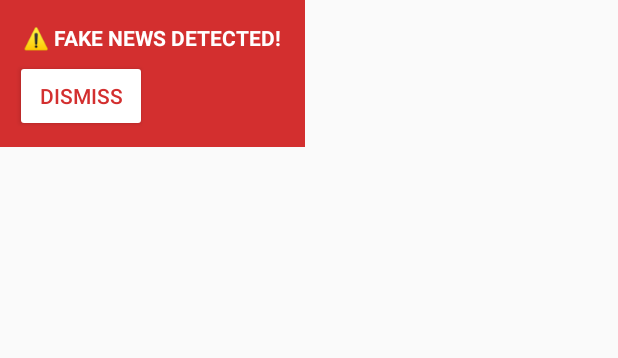
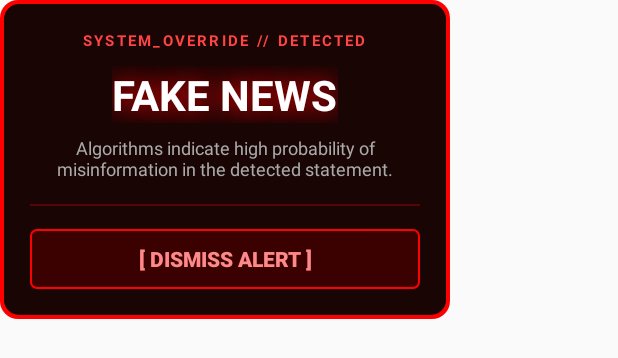
Before and after one commit to sheikhsarafathossain/ShottyoBondhu, an Android app: the layout layout_floating_widget.xml on its own in the app's theme, with its tools: preview values and no code run, on a phone screen of 412 x 824 dp. Shown: the top 358 px of the screen. Run offline under Robolectric (Android 15) with nearby library versions, the phone set to English and light mode, and no system bars.

Commit message:
change the alert & marks design

```diff
--- /dev/null
+++ b/app/src/main/res/drawable/bg_cyberpunk_alert.xml
@@ -0,0 +1,18 @@
+<?xml version="1.0" encoding="utf-8"?>
+<layer-list xmlns:android="http://schemas.android.com/apk/res/android">
+    <!-- Outer Red Glow/Border -->
+    <item>
+        <shape android:shape="rectangle">
+            <solid android:color="#FF0000" />
+            <corners android:radius="12dp" />
+        </shape>
+    </item>
+
+    <!-- Inner Dark Background (Inset creates the border thickness) -->
+    <item android:bottom="3dp" android:left="3dp" android:right="3dp" android:top="3dp">
+        <shape android:shape="rectangle">
+            <solid android:color="#1A0505" /> <!-- Very dark red/black -->
+            <corners android:radius="10dp" />
+        </shape>
+    </item>
+</layer-list>
--- /dev/null
+++ b/app/src/main/res/drawable/bg_cyberpunk_button.xml
@@ -0,0 +1,6 @@
+<?xml version="1.0" encoding="utf-8"?>
+<shape xmlns:android="http://schemas.android.com/apk/res/android" android:shape="rectangle">
+    <solid android:color="#3B0000" /> <!-- Dark Red Button fill -->
+    <stroke android:width="1dp" android:color="#FF0000" /> <!-- Bright Red Border -->
+    <corners android:radius="4dp" />
+</shape>
--- a/app/src/main/res/drawable/border_red.xml
+++ b/app/src/main/res/drawable/border_red.xml
@@ -1,7 +1,11 @@
 <?xml version="1.0" encoding="utf-8"?>
 <shape xmlns:android="http://schemas.android.com/apk/res/android" android:shape="rectangle">
-    <!-- 3dp wide Red line -->
-    <stroke android:width="4dp" android:color="#FF0000" />
-    <!-- Transparent inside so you can read the text -->
-    <solid android:color="#00000000" />
+    <!-- 2dp Red line -->
+    <stroke android:width="2dp" android:color="#FF0000" />
+
+    <!-- Slight Red Tint inside (Scanner effect) -->
+    <solid android:color="#22FF0000" />
+
+    <!-- Slight rounded corners for modern look -->
+    <corners android:radius="4dp" />
 </shape>
--- a/app/src/main/res/layout/layout_floating_widget.xml
+++ b/app/src/main/res/layout/layout_floating_widget.xml
@@ -1,26 +1,66 @@
 <?xml version="1.0" encoding="utf-8"?>
 <LinearLayout xmlns:android="http://schemas.android.com/apk/res/android"
-    android:layout_width="wrap_content"
+    android:layout_width="300dp"
     android:layout_height="wrap_content"
+    android:background="@drawable/bg_cyberpunk_alert"
     android:orientation="vertical"
-    android:padding="10dp"
-    android:background="#D32F2F"> <!-- Red Background -->
+    android:padding="20dp">
 
+    <!-- Top Label: SYSTEM_OVERRIDE -->
+    <TextView
+        android:layout_width="wrap_content"
+        android:layout_height="wrap_content"
+        android:layout_gravity="center_horizontal"
+        android:letterSpacing="0.15"
+        android:text="SYSTEM_OVERRIDE // DETECTED"
+        android:textColor="#FF4444"
+        android:textSize="10sp"
+        android:textStyle="bold" />
+
+    <!-- Main Title: FAKE NEWS -->
     <TextView
         android:id="@+id/tvAlert"
         android:layout_width="wrap_content"
         android:layout_height="wrap_content"
-        android:text="⚠️ FAKE NEWS DETECTED!"
+        android:layout_gravity="center_horizontal"
+        android:layout_marginTop="10dp"
+        android:shadowColor="#FF0000"
+        android:shadowDx="0"
+        android:shadowDy="0"
+        android:shadowRadius="20"
+        android:text="FAKE NEWS"
         android:textColor="#FFFFFF"
-        android:textStyle="bold"
-        android:padding="5dp"/>
+        android:textSize="28sp"
+        android:textStyle="bold" />
 
+    <!-- Description Text -->
+    <TextView
+        android:layout_width="wrap_content"
+        android:layout_height="wrap_content"
+        android:layout_gravity="center_horizontal"
+        android:layout_marginTop="8dp"
+        android:layout_marginBottom="15dp"
+        android:gravity="center"
+        android:text="Algorithms indicate high probability of misinformation in the detected statement."
+        android:textColor="#AAAAAA"
+        android:textSize="12sp" />
+
+    <!-- Horizontal Divider Line -->
+    <View
+        android:layout_width="match_parent"
+        android:layout_height="1dp"
+        android:layout_marginBottom="15dp"
+        android:background="#44FF0000" />
+
+    <!-- Dismiss Button -->
     <Button
         android:id="@+id/btnClose"
-        android:layout_width="wrap_content"
-        android:layout_height="wrap_content"
-        android:text="Dismiss"
-        android:backgroundTint="#FFFFFF"
-        android:textColor="#D32F2F" />
+        android:layout_width="match_parent"
+        android:layout_height="40dp"
+        android:background="@drawable/bg_cyberpunk_button"
+        android:text="[ DISMISS ALERT ]"
+        android:textColor="#FF8888"
+        android:textSize="14sp"
+        android:textStyle="bold" />
 
 </LinearLayout>
```
